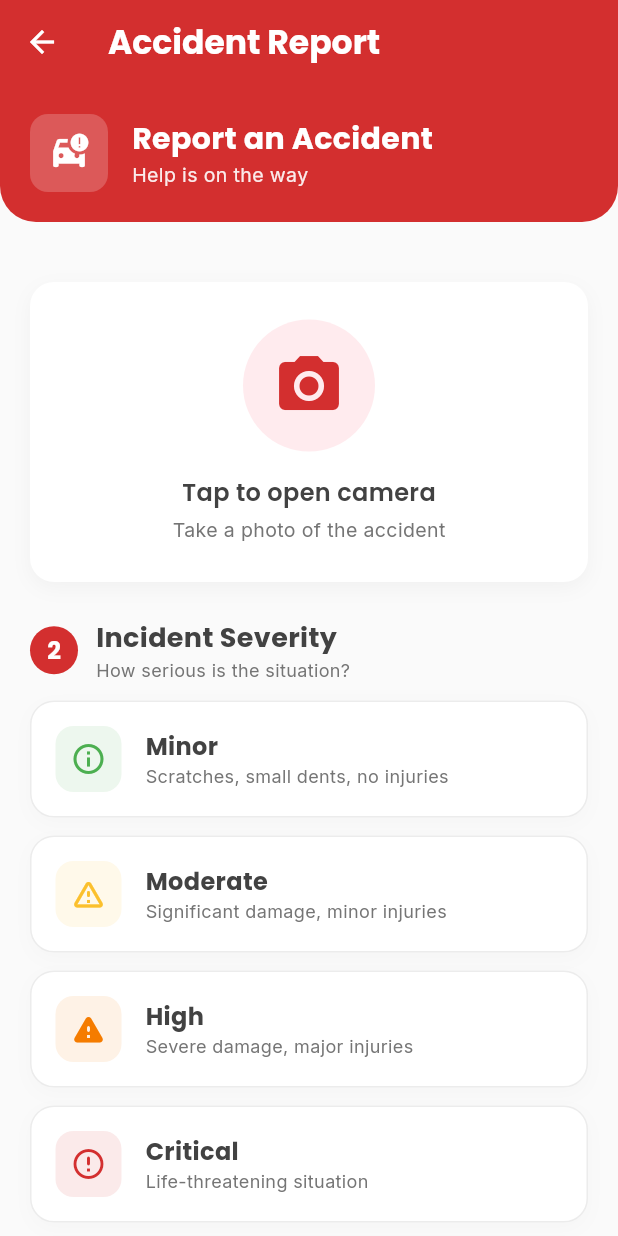
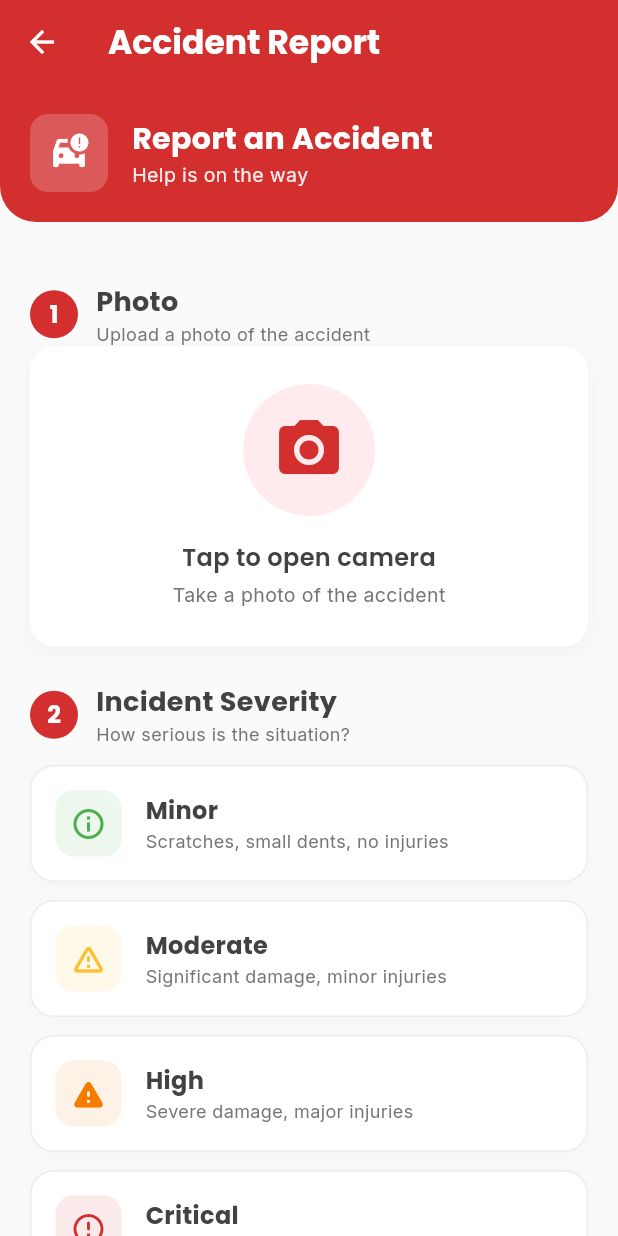
Before and after one commit to eaaaarl/EyeSOS, a Flutter app: the AccidentReportPage screen opened by its route, on a phone screen of 412 x 824 dp. Run offline on Flutter 3.47's test engine with Material 3 defaults, Android fonts, the phone set to English and light mode, and no system bars; drawn by our look-alikes of flutter_animate; our stand-ins replace animated_text_kit, bloc, cached_network_image, camera, equatable, flutter_bloc and 19 more; accounts and stored records are empty.

Commit message:
fix: add the section header of the photo

```diff
--- a/lib/features/home/presentation/pages/accident_report_page.dart
+++ b/lib/features/home/presentation/pages/accident_report_page.dart
@@ -352,6 +352,11 @@ class _AccidentReportPageState extends State<AccidentReportPage> {
                         crossAxisAlignment: CrossAxisAlignment.start,
                         children: [
                           // Step 1: Photo
+                          SectionHeader(
+                            number: '1',
+                            title: 'Photo',
+                            subtitle: 'Upload a photo of the accident',
+                          ),
                           _buildPhotoSection(),
 
                           const SizedBox(height: 24),
```
